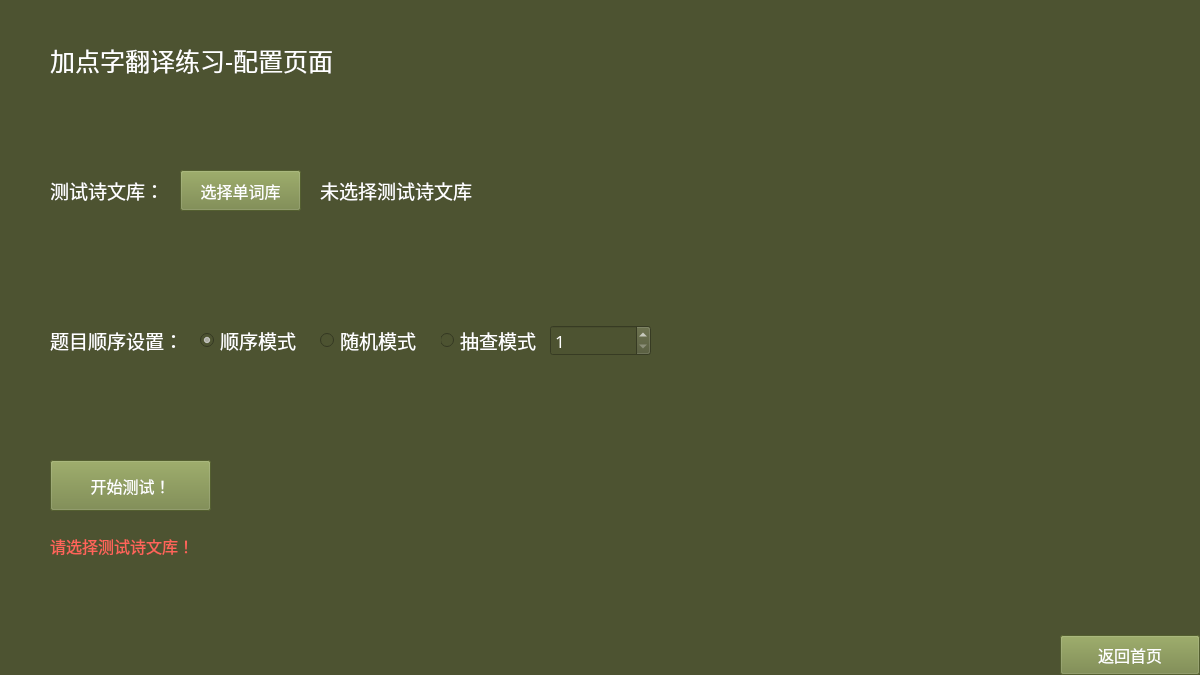
This is TranWordMenu.ui in liyuxuan2003/EgretPoetry as Qt 5 draws it before an edit. The edited form follows.
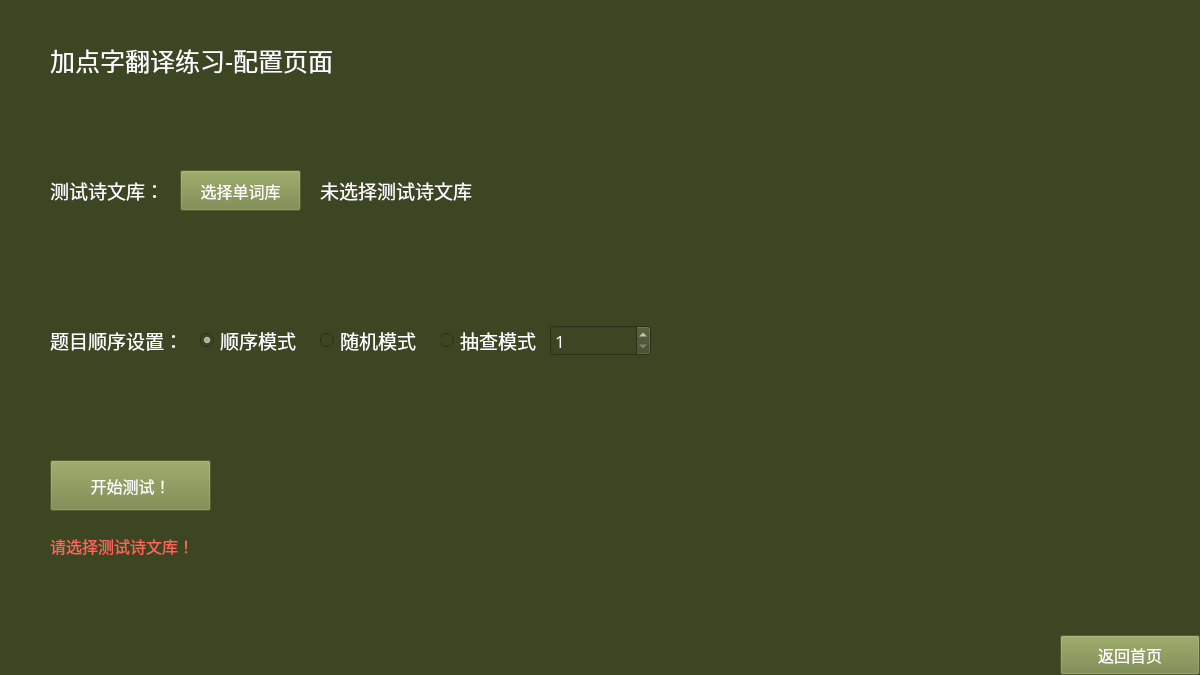
This is the edited form.

What changed in the file:
```diff
--- a/TranWordMenu.ui
+++ b/TranWordMenu.ui
@@ -14,7 +14,7 @@
    <string>Frame</string>
   </property>
   <property name="styleSheet">
-   <string notr="true">background-color: rgb(77, 83, 49);</string>
+   <string notr="true">background-color: rgb(60, 70, 35);</string>
   </property>
   <widget class="QLabel" name="labelTitle">
    <property name="geometry">
```
Left out of the diff: 21 changed lines with no effect on the pictures.
